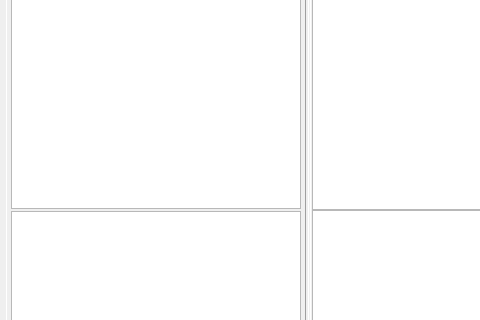
Above: mainwindow.ui from Tria-Andy/WorkoutEditor before the change; both pictures show x 0 to 480 and y 362 to 682 of the 1234 by 766 pixel window. Below: the same form after it.
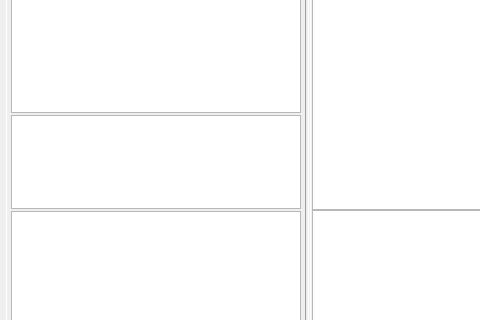
That is the form after the change. The open tabs and pages were chosen to show the change. Icons and pictures are not drawn. Custom widgets are drawn as their Qt base class.

What changed in the file:
```diff
--- a/mainwindow.ui
+++ b/mainwindow.ui
@@ -1816,6 +1816,16 @@
              </property>
             </widget>
            </item>
+           <item>
+            <widget class="QTableView" name="tableView_forecast">
+             <property name="sizePolicy">
+              <sizepolicy hsizetype="Expanding" vsizetype="Expanding">
+               <horstretch>0</horstretch>
+               <verstretch>1</verstretch>
+              </sizepolicy>
+             </property>
+            </widget>
+           </item>
            <item>
             <widget class="QTableView" name="tableView_weekSum">
              <property name="sizePolicy">
```
